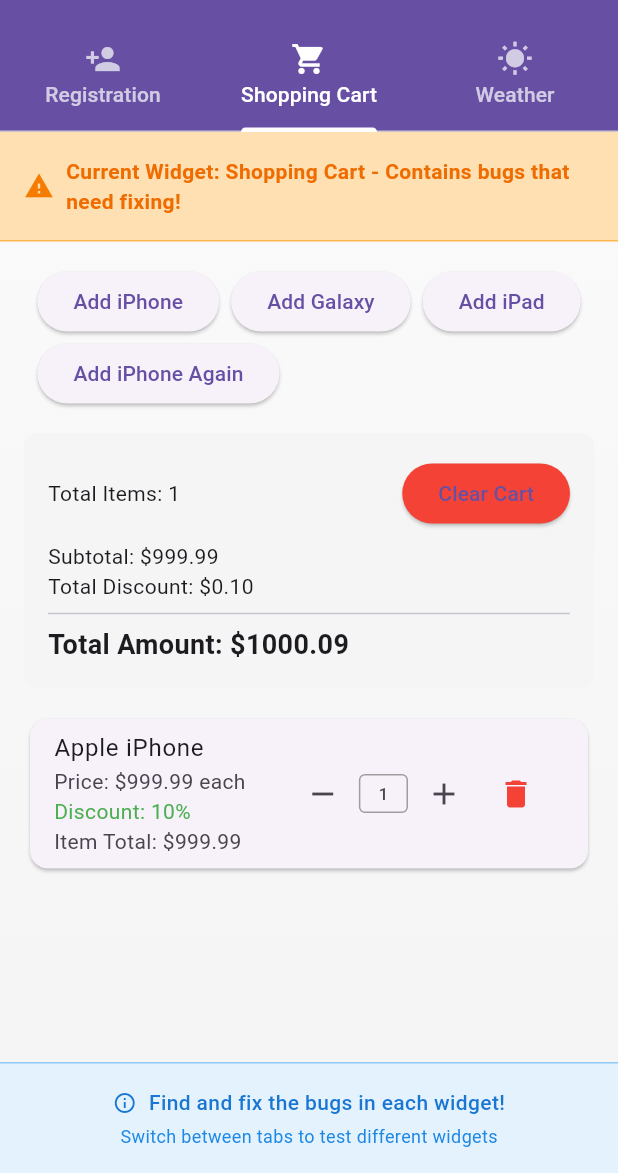
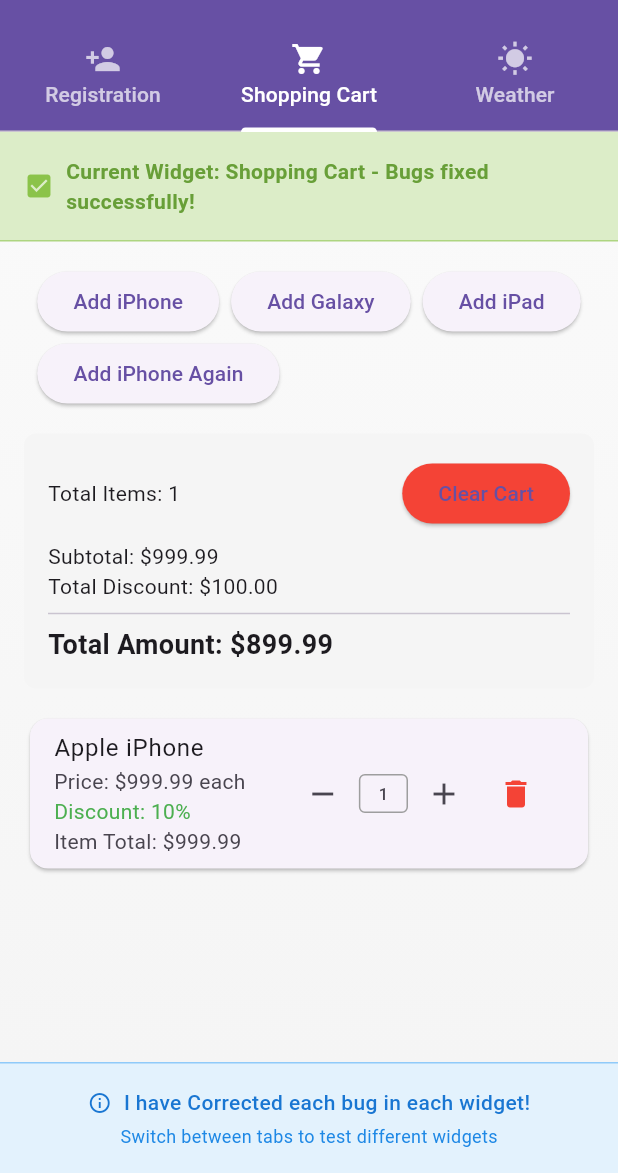
Before and after one commit to yoyo3257/Flutter_Testing_Lab_Mentorship_round3, a Flutter app: the screen it shows after launch, tab 2 chosen, after a tap on "Add iPhone", on a phone screen of 412 x 824 dp, the part 63-1236 px from its top. Run offline on Flutter 3.47's test engine with Material 3 defaults, Android fonts, the light colour scheme and no system bars; our stand-ins replace flutter_bloc.

Commit message:
Fix Shopping Cart, add state management, make tests

```diff
--- a/lib/home_page.dart
+++ b/lib/home_page.dart
@@ -22,7 +22,7 @@
 
   final List<Widget> _tabViews = [
     const UserRegistrationForm(),
-    const ShoppingCart(),
+     ShoppingCart(),
     const WeatherDisplay(),
   ];
 
@@ -79,24 +79,24 @@
               width: double.infinity,
               padding: const EdgeInsets.all(16),
               decoration: BoxDecoration(
-                color: Colors.orange.shade100,
+                color: Colors.lightGreen.shade100,
                 border: Border(
-                  bottom: BorderSide(color: Colors.orange.shade300),
+                  bottom: BorderSide(color: Colors.lightGreen.shade300),
                 ),
               ),
               child: Row(
                 children: [
                   Icon(
-                    Icons.warning,
-                    color: Colors.orange.shade700,
+                    Icons.check_box,
+                    color: Colors.lightGreen,
                     size: 20,
                   ),
                   const SizedBox(width: 8),
                   Expanded(
                     child: Text(
-                      'Current Widget: ${_getWidgetName(_currentIndex)} - Contains bugs that need fixing!',
+                      'Current Widget: ${_getWidgetName(_currentIndex)} - Bugs fixed successfully!',
                       style: TextStyle(
-                        color: Colors.orange.shade800,
+                        color: Colors.lightGreen.shade700,
                         fontWeight: FontWeight.bold,
                         fontSize: 14,
                       ),
@@ -136,7 +136,7 @@
                 Icon(Icons.info_outline, color: Colors.blue.shade700, size: 16),
                 const SizedBox(width: 8),
                 Text(
-                  'Find and fix the bugs in each widget!',
+                  'I have Corrected each bug in each widget!',
                   style: TextStyle(
                     color: Colors.blue.shade700,
                     fontWeight: FontWeight.w500,
--- /dev/null
+++ b/lib/models/cart_item.dart
@@ -0,0 +1,16 @@
+class CartItem {
+  final String id;
+  final String name;
+  final double price;
+  int quantity;
+  final double discount; // Discount percentage (0.0 to 1.0)
+
+  CartItem({
+    required this.id,
+    required this.name,
+    required this.price,
+    this.quantity = 1,
+    this.discount = 0.0,
+  });
+  double get total => price * quantity;
+}
--- /dev/null
+++ b/lib/shopping_cubit/cart_cubit.dart
@@ -0,0 +1,41 @@
+import 'package:flutter_bloc/flutter_bloc.dart';
+import '../models/cart_item.dart';
+import 'cart_state.dart';
+
+class CartCubit extends Cubit<CartState> {
+  CartCubit() : super(const CartState());
+
+  void addItem(String id, String name, double price, {double discount = 0.0}) {
+    final items = List<CartItem>.from(state.items);
+    final index = items.indexWhere((item) => item.id == id);
+
+    if (index != -1) {
+      items[index].quantity += 1;
+    } else {
+      items.add(CartItem(id: id, name: name, price: price, discount: discount));
+    }
+
+    emit(CartState(items: items));
+  }
+
+  void removeItem(String id) {
+    final items = state.items.where((item) => item.id != id).toList();
+    emit(CartState(items: items));
+  }
+
+  void updateQuantity(String id, int newQuantity) {
+    final items = List<CartItem>.from(state.items);
+    final index = items.indexWhere((item) => item.id == id);
+
+    if (index != -1) {
+      if (newQuantity <= 0) {
+        items.removeAt(index);
+      } else {
+        items[index].quantity = newQuantity;
+      }
+      emit(CartState(items: items));
+    }
+  }
+
+  void clearCart() => emit(const CartState());
+}
--- /dev/null
+++ b/lib/shopping_cubit/cart_state.dart
@@ -0,0 +1,17 @@
+import '../models/cart_item.dart';
+
+class CartState {
+  final List<CartItem> items;
+
+  const CartState({this.items = const []});
+
+  double get subtotal =>
+      items.fold(0, (sum, item) => sum + item.price * item.quantity);
+
+  double get totalDiscount =>
+      items.fold(0, (sum, item) => sum + item.discount * item.price * item.quantity);
+
+  double get totalAmount => (subtotal - totalDiscount).clamp(0, double.infinity);
+
+  int get totalItems => items.fold(0, (sum, item) => sum + item.quantity);
+}
--- a/lib/widgets/shopping_cart.dart
+++ b/lib/widgets/shopping_cart.dart
@@ -1,112 +1,55 @@
 import 'package:flutter/material.dart';
+import 'package:flutter_testing_lab/shopping_cubit/cart_cubit.dart';
+import 'package:flutter_testing_lab/shopping_cubit/cart_state.dart';
+import 'package:flutter_bloc/flutter_bloc.dart';
 
-class CartItem {
-  final String id;
-  final String name;
-  final double price;
-  int quantity;
-  final double discount; // Discount percentage (0.0 to 1.0)
-
-  CartItem({
-    required this.id,
-    required this.name,
-    required this.price,
-    this.quantity = 1,
-    this.discount = 0.0,
-  });
-}
-
-class ShoppingCart extends StatefulWidget {
+class ShoppingCart extends StatelessWidget {
   const ShoppingCart({super.key});
 
   @override
-  State<ShoppingCart> createState() => _ShoppingCartState();
-}
-
-class _ShoppingCartState extends State<ShoppingCart> {
-  final List<CartItem> _items = [];
-
-  void addItem(String id, String name, double price, {double discount = 0.0}) {
-    setState(() {
-      _items.add(
-        CartItem(id: id, name: name, price: price, discount: discount),
-      );
-    });
-  }
-
-  void removeItem(String id) {
-    setState(() {
-      _items.removeWhere((item) => item.id == id);
-    });
-  }
-
-  void updateQuantity(String id, int newQuantity) {
-    setState(() {
-      final index = _items.indexWhere((item) => item.id == id);
-      if (index != -1) {
-        if (newQuantity <= 0) {
-          _items.removeAt(index);
-        } else {
-          _items[index].quantity = newQuantity;
-        }
-      }
-    });
-  }
-
-  void clearCart() {
-    setState(() {
-      _items.clear();
-    });
-  }
-
-  double get subtotal {
-    double total = 0;
-    for (var item in _items) {
-      total += item.price * item.quantity;
-    }
-    return total;
-  }
-
-  double get totalDiscount {
-    double discount = 0;
-    for (var item in _items) {
-      discount += item.discount * item.quantity;
-    }
-    return discount;
-  }
-
-  double get totalAmount {
-    return subtotal + totalDiscount;
-  }
-
-  int get totalItems {
-    return _items.fold(0, (sum, item) => sum + item.quantity);
-  }
-
-  @override
   Widget build(BuildContext context) {
+    return BlocProvider(
+      create: (context) => CartCubit(),
+      child: BlocBuilder<CartCubit, CartState>(
+        builder: (context, state) {
+          final cartCubit = context.read<CartCubit>();
           return Column(
             children: [
               Wrap(
                 spacing: 8,
                 children: [
                   ElevatedButton(
-              onPressed: () =>
-                  addItem('1', 'Apple iPhone', 999.99, discount: 0.1),
+                    onPressed: () {
+                      cartCubit.addItem(
+                        '1',
+                        'Apple iPhone',
+                        999.99,
+                        discount: 0.1,
+                      );
+                    },
                     child: const Text('Add iPhone'),
                   ),
                   ElevatedButton(
-              onPressed: () =>
-                  addItem('2', 'Samsung Galaxy', 899.99, discount: 0.15),
+                    onPressed: () => cartCubit.addItem(
+                      '2',
+                      'Samsung Galaxy',
+                      899.99,
+                      discount: 0.15,
+                    ),
                     child: const Text('Add Galaxy'),
                   ),
                   ElevatedButton(
-              onPressed: () => addItem('3', 'iPad Pro', 1099.99),
+                    onPressed: () =>
+                        cartCubit.addItem('3', 'iPad Pro', 1099.99),
                     child: const Text('Add iPad'),
                   ),
                   ElevatedButton(
-              onPressed: () =>
-                  addItem('1', 'Apple iPhone', 999.99, discount: 0.1),
+                    onPressed: () => cartCubit.addItem(
+                      '1',
+                      'Apple iPhone',
+                      999.99,
+                      discount: 0.1,
+                    ),
                     child: const Text('Add iPhone Again'),
                   ),
                 ],
@@ -125,9 +68,9 @@
                     Row(
                       mainAxisAlignment: MainAxisAlignment.spaceBetween,
                       children: [
-                  Text('Total Items: $totalItems'),
+                        Text('Total Items: ${state.totalItems}'),
                         ElevatedButton(
-                    onPressed: clearCart,
+                          onPressed: cartCubit.clearCart,
                           style: ElevatedButton.styleFrom(
                             backgroundColor: Colors.red,
                           ),
@@ -136,11 +79,13 @@
                       ],
                     ),
                     const SizedBox(height: 8),
-              Text('Subtotal: \$${subtotal.toStringAsFixed(2)}'),
-              Text('Total Discount: \$${totalDiscount.toStringAsFixed(2)}'),
+                    Text('Subtotal: \$${state.subtotal.toStringAsFixed(2)}'),
+                    Text(
+                      'Total Discount: \$${state.totalDiscount.toStringAsFixed(2)}',
+                    ),
                     const Divider(),
                     Text(
-                'Total Amount: \$${totalAmount.toStringAsFixed(2)}',
+                      'Total Amount: \$${state.totalAmount.toStringAsFixed(2)}',
                       style: const TextStyle(
                         fontWeight: FontWeight.bold,
                         fontSize: 18,
@@ -151,14 +96,14 @@
               ),
               const SizedBox(height: 16),
 
-        _items.isEmpty
+              state.items.isEmpty
                   ? const Center(child: Text('Cart is empty'))
                   : ListView.builder(
                       physics: NeverScrollableScrollPhysics(),
                       shrinkWrap: true,
-                itemCount: _items.length,
+                      itemCount: state.items.length,
                       itemBuilder: (context, index) {
-                  final item = _items[index];
+                        final item = state.items[index];
                         final itemTotal = item.price * item.quantity;
 
                         return Card(
@@ -175,15 +120,19 @@
                                     'Discount: ${(item.discount * 100).toStringAsFixed(0)}%',
                                     style: const TextStyle(color: Colors.green),
                                   ),
-                          Text('Item Total: \$${itemTotal.toStringAsFixed(2)}'),
+                                Text(
+                                  'Item Total: \$${itemTotal.toStringAsFixed(2)}',
+                                ),
                               ],
                             ),
                             trailing: Row(
                               mainAxisSize: MainAxisSize.min,
                               children: [
                                 IconButton(
-                            onPressed: () =>
-                                updateQuantity(item.id, item.quantity - 1),
+                                  onPressed: () => cartCubit.updateQuantity(
+                                    item.id,
+                                    item.quantity - 1,
+                                  ),
                                   icon: const Icon(Icons.remove),
                                 ),
                                 Container(
@@ -198,12 +147,15 @@
                                   child: Text('${item.quantity}'),
                                 ),
                                 IconButton(
-                            onPressed: () =>
-                                updateQuantity(item.id, item.quantity + 1),
+                                  onPressed: () => cartCubit.updateQuantity(
+                                    item.id,
+                                    item.quantity + 1,
+                                  ),
                                   icon: const Icon(Icons.add),
                                 ),
                                 IconButton(
-                            onPressed: () => removeItem(item.id),
+                                  onPressed: () =>
+                                      cartCubit.removeItem(item.id),
                                   icon: const Icon(Icons.delete),
                                   color: Colors.red,
                                 ),
@@ -215,5 +167,8 @@
                     ),
             ],
           );
+        },
+      ),
+    );
   }
 }
--- a/pubspec.yaml
+++ b/pubspec.yaml
@@ -34,6 +34,9 @@
   # The following adds the Cupertino Icons font to your application.
   # Use with the CupertinoIcons class for iOS style icons.
   cupertino_icons: ^1.0.8
+  bloc:
+  flutter_bloc:
+  bloc_test:
 
 dev_dependencies:
   flutter_test:
```
Also changed, not shown: pubspec.lock, 1 other file. Lines whose indentation alone changed are shown as unchanged.
